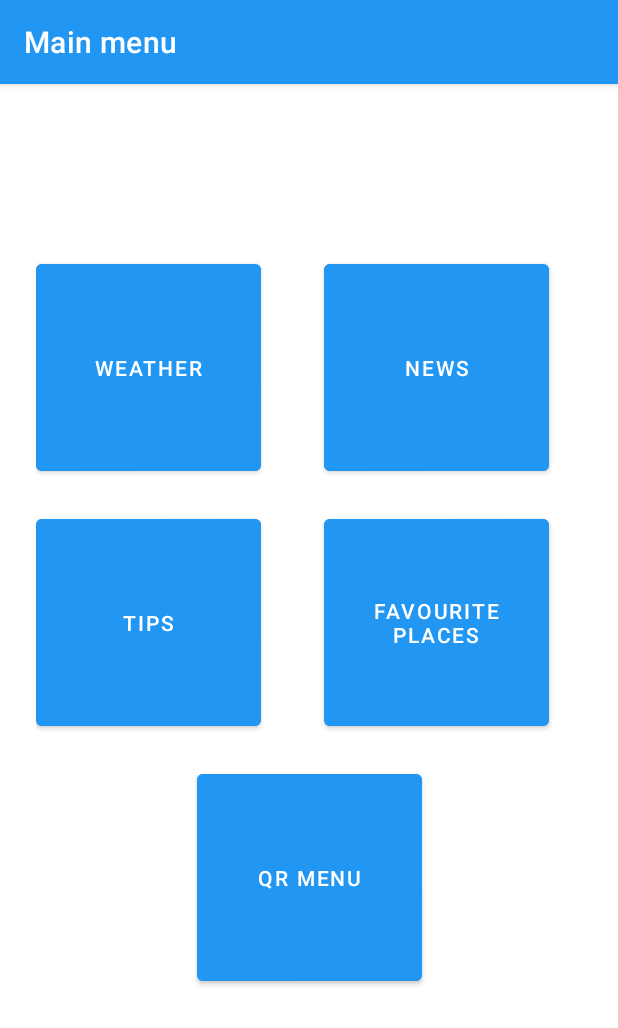
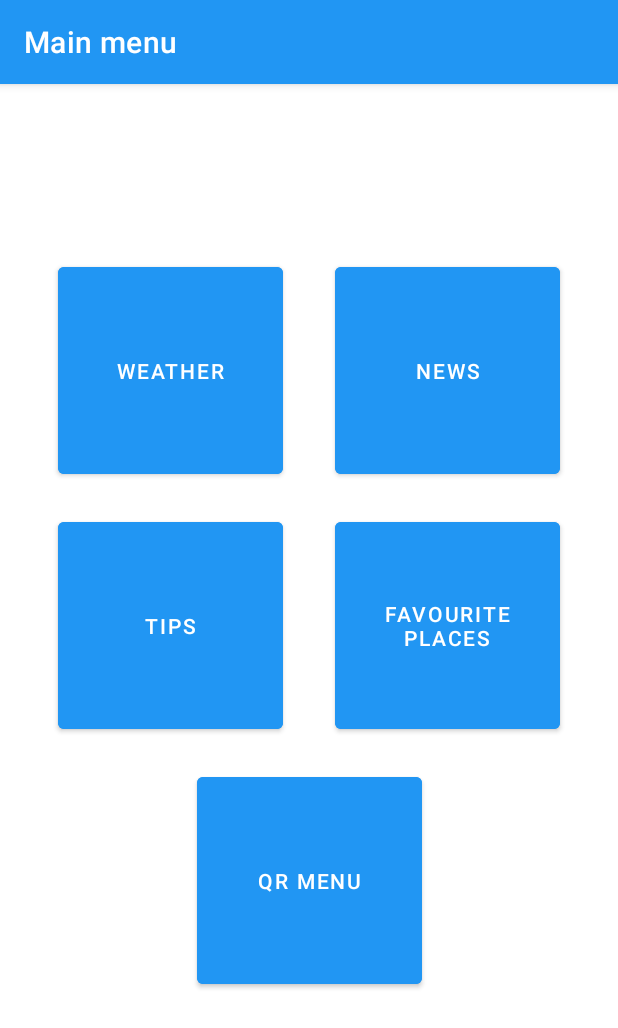
Before and after one commit to mkslovenia/ErasmusApp, an Android app: the screen it shows after launch (MainActivity), on a phone screen of 412 x 824 dp. Shown: the top 1028 px of the screen. Run offline under Robolectric (Android 15) with nearby library versions, the phone set to English and light mode, and no system bars; our stand-ins replace navigation-ui.

Commit message:
Update fragment_main_menu.xml

```diff
--- a/app/src/main/res/layout/fragment_main_menu.xml
+++ b/app/src/main/res/layout/fragment_main_menu.xml
@@ -1,19 +1,21 @@
 <?xml version="1.0" encoding="utf-8"?>
 <androidx.constraintlayout.widget.ConstraintLayout xmlns:android="http://schemas.android.com/apk/res/android"
-xmlns:app="http://schemas.android.com/apk/res-auto"
-xmlns:tools="http://schemas.android.com/tools"
-android:layout_width="match_parent"
-android:layout_height="match_parent"
-tools:context=".MainMenu"
-android:padding="24dp">
+    xmlns:app="http://schemas.android.com/apk/res-auto"
+    xmlns:tools="http://schemas.android.com/tools"
+    android:layout_width="match_parent"
+    android:layout_height="match_parent"
+    android:padding="24dp"
+    tools:context=".MainMenu">
 
     <Button
         android:id="@+id/weatherButton"
         android:layout_width="150dp"
         android:layout_height="150dp"
-        android:layout_marginTop="90dp"
+        android:layout_marginTop="92dp"
         android:backgroundTint="#2196F3"
         android:text="Weather"
+        app:layout_constraintEnd_toStartOf="@+id/newsButton"
+        app:layout_constraintHorizontal_bias="0.5"
         app:layout_constraintStart_toStartOf="parent"
         app:layout_constraintTop_toTopOf="parent" />
 
@@ -22,10 +24,11 @@ android:padding="24dp">
         android:layout_width="150dp"
         android:layout_height="150dp"
         android:layout_marginStart="20dp"
-        android:layout_marginTop="90dp"
+        android:layout_marginTop="92dp"
         android:backgroundTint="#2196F3"
         android:text="News"
         app:layout_constraintEnd_toEndOf="parent"
+        app:layout_constraintHorizontal_bias="0.5"
         app:layout_constraintStart_toEndOf="@+id/weatherButton"
         app:layout_constraintTop_toTopOf="parent" />
 
@@ -36,6 +39,8 @@ android:padding="24dp">
         android:layout_marginTop="20dp"
         android:backgroundTint="#2196F3"
         android:text="Tips"
+        app:layout_constraintEnd_toStartOf="@+id/favPlacesButton"
+        app:layout_constraintHorizontal_bias="0.5"
         app:layout_constraintStart_toStartOf="parent"
         app:layout_constraintTop_toBottomOf="@+id/weatherButton" />
 
@@ -48,6 +53,7 @@ android:padding="24dp">
         android:backgroundTint="#2196F3"
         android:text="Favourite places"
         app:layout_constraintEnd_toEndOf="parent"
+        app:layout_constraintHorizontal_bias="0.5"
         app:layout_constraintStart_toEndOf="@+id/tipsButton"
         app:layout_constraintTop_toBottomOf="@+id/newsButton" />
 
```
